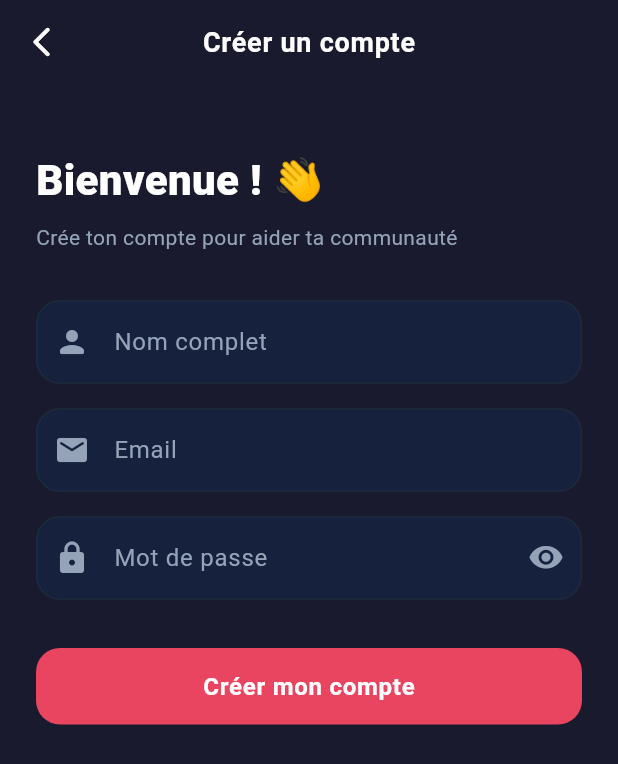
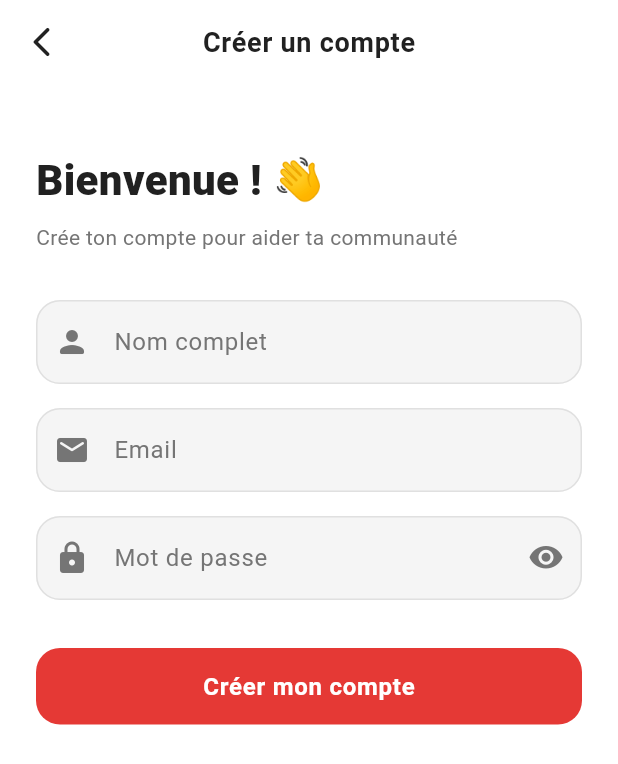
Before and after one commit to tuturdhy/lost_and_found_2, a Flutter app: the screen it shows after launch, after a tap on an icon or button, on a phone screen of 412 x 824 dp. Shown: the top 764 px of the screen. Run offline on Flutter 3.47's test engine with Material 3 defaults, Android fonts, the phone set to English and light mode, and no system bars; our stand-ins replace cached_network_image, cloud_firestore, firebase_auth, firebase_core, flutter_map, geocoding and 3 more; missing offline and left inert: cloudinary_public; accounts and stored records are empty; Roboto replaces fonts that are missing (SF Pro Display).

Commit message:
Modification du thème : fond blanc et bouton rouge avec glow

```diff
--- a/lib/screens/auth/login_screen.dart
+++ b/lib/screens/auth/login_screen.dart
@@ -167,9 +167,26 @@ class _LoginScreenState extends State<LoginScreen>
                   ),
                 ),
                 const SizedBox(height: 32),
-                // Bouton connexion
-                SizedBox(
+                // Bouton connexion avec glow
+                Container(
                   width: double.infinity,
+                  decoration: BoxDecoration(
+                    borderRadius: BorderRadius.circular(16),
+                    boxShadow: [
+                      BoxShadow(
+                        color: const Color(0xFFE53935).withOpacity(0.5),
+                        blurRadius: 20,
+                        spreadRadius: 2,
+                        offset: const Offset(0, 6),
+                      ),
+                      BoxShadow(
+                        color: const Color(0xFFE53935).withOpacity(0.3),
+                        blurRadius: 40,
+                        spreadRadius: 4,
+                        offset: const Offset(0, 2),
+                      ),
+                    ],
+                  ),
                   child: ElevatedButton(
                     onPressed: _loading ? null : _login,
                     child: _loading
--- a/lib/theme.dart
+++ b/lib/theme.dart
@@ -1,23 +1,23 @@
 import 'package:flutter/material.dart';
 
 class AppTheme {
-  // Couleurs principales
-  static const Color primary = Color(0xFF1A1A2E);
-  static const Color accent = Color(0xFFE94560);
-  static const Color lostColor = Color(0xFFFF4757);
-  static const Color foundColor = Color(0xFF2ED573);
-  static const Color cardBg = Color(0xFF16213E);
-  static const Color surface = Color(0xFF0F3460);
-  static const Color textPrimary = Color(0xFFFFFFFF);
-  static const Color textSecondary = Color(0xFF94A3B8);
-  static const Color divider = Color(0xFF1E293B);
+  // Couleurs principales - Thème Blanc & Rouge
+  static const Color primary = Color(0xFFFFFFFF);       // Fond blanc
+  static const Color accent = Color(0xFFE53935);         // Rouge principal
+  static const Color lostColor = Color(0xFFE53935);      // Rouge
+  static const Color foundColor = Color(0xFF43A047);     // Vert
+  static const Color cardBg = Color(0xFFF5F5F5);         // Gris très clair
+  static const Color surface = Color(0xFFFFEBEE);        // Rouge très clair
+  static const Color textPrimary = Color(0xFF212121);    // Texte noir
+  static const Color textSecondary = Color(0xFF757575);  // Texte gris
+  static const Color divider = Color(0xFFE0E0E0);        // Séparateur gris clair
 
   static ThemeData get darkTheme {
     return ThemeData(
       useMaterial3: true,
-      brightness: Brightness.dark,
+      brightness: Brightness.light,
       scaffoldBackgroundColor: primary,
-      colorScheme: const ColorScheme.dark(
+      colorScheme: const ColorScheme.light(
         primary: accent,
         secondary: surface,
         surface: cardBg,
```
Also changed, not shown: pubspec.lock, 1 other file.
